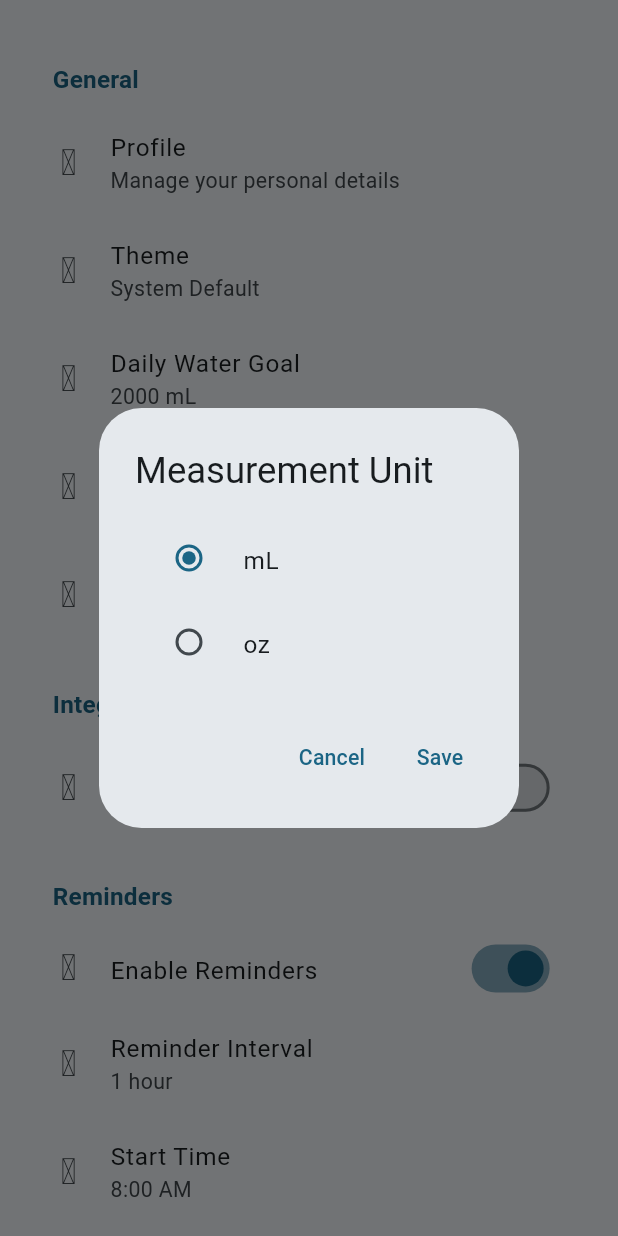
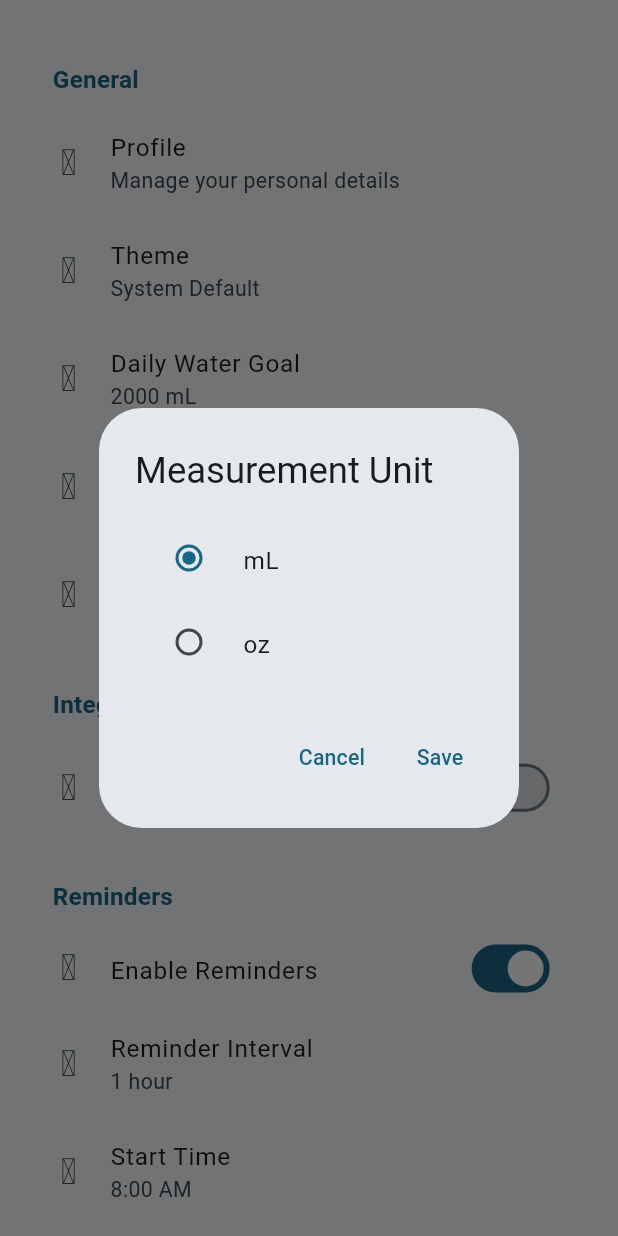
Before and after one commit to halixm-dev/minum, a Flutter app: the SettingsScreen screen opened by its route, after a tap on "Measurement Unit", on a phone screen of 412 x 824 dp. Run offline on Flutter 3.47's test engine with Material 3 defaults, Android fonts, the phone set to English and light mode, and no system bars; drawn by our look-alikes of dynamic_color; our stand-ins replace awesome_notifications, cloud_firestore, connectivity_plus, equatable, firebase_auth, firebase_core and 8 more; missing offline and left inert: flex_color_picker, health; accounts and stored records are empty.

Commit message:
chore: fix dart analysis issues and deprecations
- Fix activeColor deprecation in settings_screen.dart

- Fix await/future usage in firebase_auth_repository.dart

- Remove unused import in add_water_log_screen_test.dart

- Update mocks in firebase_auth_repository_test.dart

```diff
--- a/lib/src/presentation/screens/settings/settings_screen.dart
+++ b/lib/src/presentation/screens/settings/settings_screen.dart
@@ -335,11 +335,7 @@ class _SettingsScreenState extends State<SettingsScreen> {
             content: Column(
               mainAxisSize: MainAxisSize.min,
               children: <Widget>[
-                Column(
-                  children: [
-                    RadioListTile<MeasurementUnit>(
-                      title: const Text(AppStrings.ml),
-                      value: MeasurementUnit.ml,
+                RadioGroup<MeasurementUnit>(
                   groupValue: _tempSelectedUnit,
                   onChanged: (MeasurementUnit? value) {
                     if (value != null) {
@@ -348,20 +344,18 @@ class _SettingsScreenState extends State<SettingsScreen> {
                       });
                     }
                   },
+                  child: Column(
+                    children: [
+                      RadioListTile<MeasurementUnit>(
+                        title: const Text(AppStrings.ml),
+                        value: MeasurementUnit.ml,
                       ),
                       RadioListTile<MeasurementUnit>(
                         title: const Text(AppStrings.oz),
                         value: MeasurementUnit.oz,
-                      groupValue: _tempSelectedUnit,
-                      onChanged: (MeasurementUnit? value) {
-                        if (value != null) {
-                          setDialogState(() {
-                            _tempSelectedUnit = value;
-                          });
-                        }
-                      },
                       ),
                     ],
+                  ),
                 ),
               ],
             ),
@@ -567,7 +561,7 @@ class _SettingsScreenState extends State<SettingsScreen> {
           onChanged: _toggleHealthConnect,
           secondary: Icon(Symbols.ecg_heart,
               color: theme.colorScheme.onSurfaceVariant),
-          activeColor: theme.colorScheme.primary,
+          activeTrackColor: theme.colorScheme.primary,
           inactiveThumbColor: theme.colorScheme.outline,
           inactiveTrackColor: theme.colorScheme.surfaceContainerHighest,
         ),
@@ -648,7 +642,7 @@ class _SettingsScreenState extends State<SettingsScreen> {
           },
           secondary: Icon(Symbols.notifications,
               color: theme.colorScheme.onSurfaceVariant),
-          activeColor: theme.colorScheme.primary,
+          activeTrackColor: theme.colorScheme.primary,
           inactiveThumbColor: theme.colorScheme.outline,
           inactiveTrackColor: theme.colorScheme.surfaceContainerHighest,
         ),
```
Also changed, not shown: lib/src/data/repositories/firebase/firebase_auth_repository.dart (+3 -10 lines), 2 other files. Lines whose indentation alone changed are shown as unchanged.
